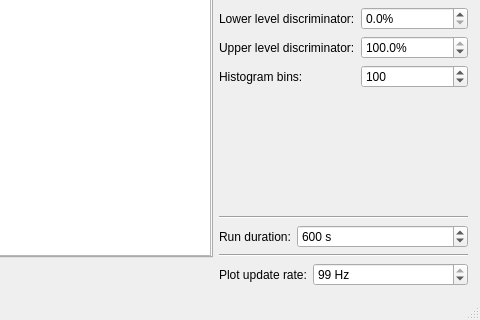
Old version of the form daq/gamma_spectroscopy_gui.ui in the repository davidfokkema/gamma-spectroscopy; both pictures show x 455 to 935 and y 387 to 707 of the 935 by 707 pixel window.
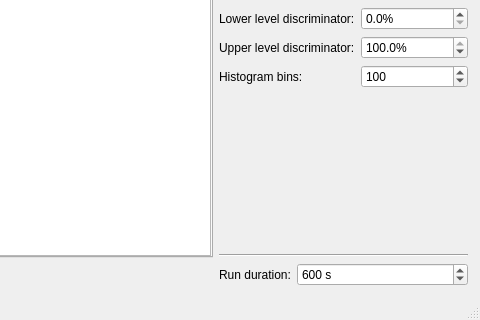
New version of the form. Custom widgets are drawn as their Qt base class.

Commit message:
Removed plot update limit
This did nothing to prevent sluggish UI.

The edit to the form file:
```diff
--- a/daq/gamma_spectroscopy_gui.ui
+++ b/daq/gamma_spectroscopy_gui.ui
@@ -154,7 +154,7 @@
      </layout>
     </item>
     <item>
-     <layout class="QVBoxLayout" name="verticalLayout_4" stretch="1,0,0,0,0">
+     <layout class="QVBoxLayout" name="verticalLayout_4" stretch="1,0,0,0">
       <item>
        <layout class="QFormLayout" name="formLayout">
         <property name="leftMargin">
@@ -523,32 +523,7 @@
        </layout>
       </item>
       <item>
-       <widget class="Line" name="line">
-        <property name="orientation">
-         <enum>Qt::Horizontal</enum>
-        </property>
-       </widget>
-      </item>
-      <item>
-       <layout class="QFormLayout" name="formLayout_2">
-        <item row="0" column="0">
-         <widget class="QLabel" name="label_10">
-          <property name="text">
-           <string>Plot update rate:</string>
-          </property>
-         </widget>
-        </item>
-        <item row="0" column="1">
-         <widget class="QSpinBox" name="plot_limit_box">
-          <property name="suffix">
-           <string> Hz</string>
-          </property>
-          <property name="value">
-           <number>99</number>
-          </property>
-         </widget>
-        </item>
-       </layout>
+       <layout class="QFormLayout" name="formLayout_2"/>
       </item>
      </layout>
     </item>
```
The commit also changes 1 other file.
